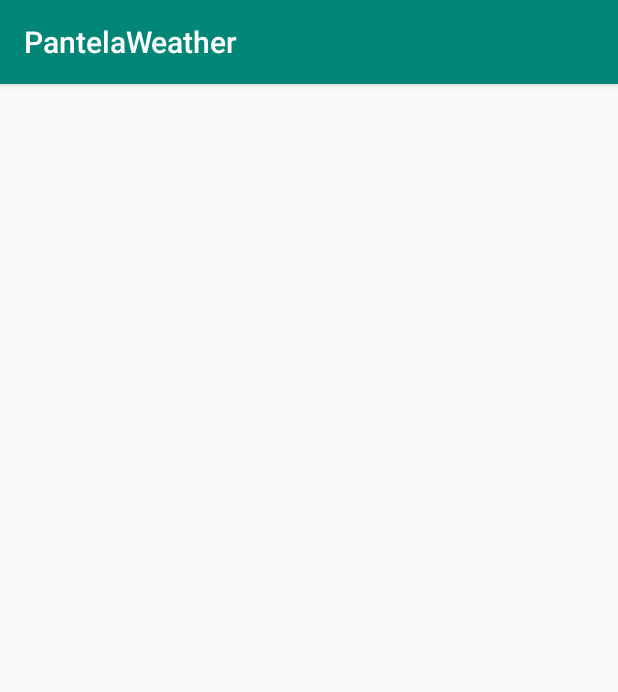
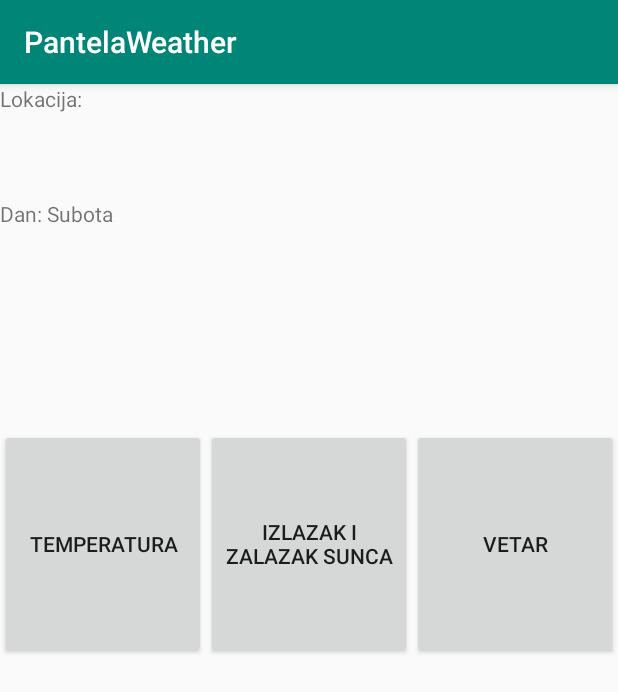
Before and after one commit to miodrag997/pnrs1_projekat, an Android app: the screen it shows after launch (DetailsActivity), after a tap on "PRIKAZI", on a phone screen of 412 x 824 dp. Shown: the top 692 px of the screen. Run offline under Robolectric (Android 15) with nearby library versions, the phone set to English and light mode, and no system bars.

Commit message:
zapocet prvi zadatak

```diff
--- a/vremenska_prognoza/app/src/main/java/com/example/pnrs1_projekat/DetailsActivity.java
+++ b/vremenska_prognoza/app/src/main/java/com/example/pnrs1_projekat/DetailsActivity.java
@@ -1,13 +1,25 @@
 package com.example.pnrs1_projekat;
 
+import android.content.Intent;
 import android.support.v7.app.AppCompatActivity;
 import android.os.Bundle;
+import android.widget.TextView;
 
 public class DetailsActivity extends AppCompatActivity {
+
+    TextView location;
+    String s;
 
     @Override
     protected void onCreate(Bundle savedInstanceState) {
         super.onCreate(savedInstanceState);
         setContentView(R.layout.activity_details);
+
+        location = findViewById(R.id.location);
+        Intent myIntent = getIntent();
+        Bundle b = myIntent.getExtras();
+        s = b.getString("location");
+        s = location.getText()+s;
+        location.setText(s);
     }
 }
--- a/vremenska_prognoza/app/src/main/res/layout/activity_details.xml
+++ b/vremenska_prognoza/app/src/main/res/layout/activity_details.xml
@@ -1,9 +1,46 @@
 <?xml version="1.0" encoding="utf-8"?>
-<android.support.constraint.ConstraintLayout xmlns:android="http://schemas.android.com/apk/res/android"
+<LinearLayout xmlns:android="http://schemas.android.com/apk/res/android"
     xmlns:app="http://schemas.android.com/apk/res-auto"
     xmlns:tools="http://schemas.android.com/tools"
     android:layout_width="match_parent"
     android:layout_height="match_parent"
-    tools:context=".DetailsActivity">
+    tools:context=".DetailsActivity"
+    android:orientation="vertical"
+    android:weightSum="10">
 
-</android.support.constraint.ConstraintLayout>
+    <TextView
+        android:layout_width="match_parent"
+        android:layout_height="0dp"
+        android:layout_weight="1"
+        android:text="@string/location"
+        android:id="@+id/location"/>
+    <TextView
+        android:layout_width="match_parent"
+        android:layout_height="0dp"
+        android:layout_weight="2"
+        android:text="@string/day"/>
+    <LinearLayout
+        android:layout_width="match_parent"
+        android:layout_height="0dp"
+        android:layout_weight="2"
+        android:orientation="horizontal"
+        android:weightSum="3">
+        <Button
+            android:layout_width="0dp"
+            android:layout_weight="1"
+            android:layout_height="match_parent"
+            android:text="@string/temperature"/>
+        <Button
+            android:layout_width="0dp"
+            android:layout_weight="1"
+            android:layout_height="match_parent"
+            android:text="@string/sunRiseSet"/>
+        <Button
+            android:layout_width="0dp"
+            android:layout_weight="1"
+            android:layout_height="match_parent"
+            android:text="@string/wind"/>
+    </LinearLayout>
+
+
+</LinearLayout>
```
Also changed, not shown: 1111 other files.
